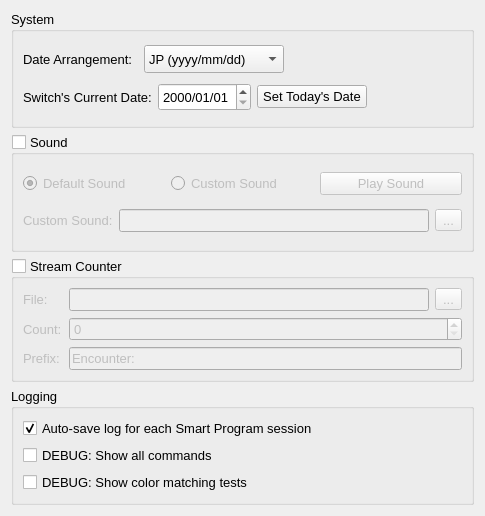
This is smartprogramsetting.ui in brianuuu/AutoControllerHelper as Qt 5 draws it before an edit. The edited form follows.
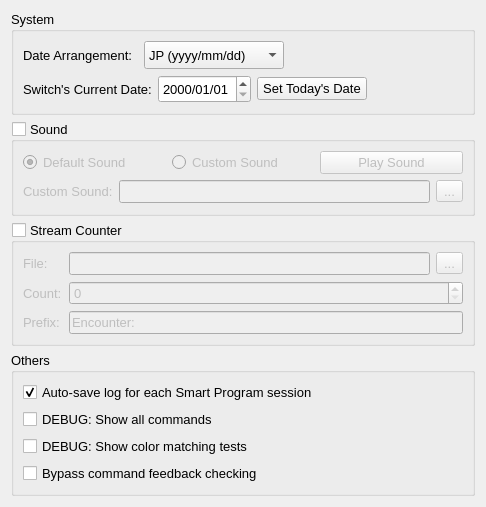
This is the edited form.

Commit message: Add setting to bypass command feedback checking

```diff
--- a/smartprogramsetting.ui
+++ b/smartprogramsetting.ui
@@ -6,8 +6,8 @@
    <rect>
     <x>0</x>
     <y>0</y>
-    <width>485</width>
-    <height>516</height>
+    <width>486</width>
+    <height>507</height>
    </rect>
   </property>
   <property name="font">
@@ -348,7 +348,7 @@
    <item>
     <widget class="QGroupBox" name="groupBox_2">
      <property name="title">
-      <string>Logging</string>
+      <string>Others</string>
      </property>
      <layout class="QVBoxLayout" name="verticalLayout_5">
       <item>
@@ -375,6 +375,13 @@
         </property>
        </widget>
       </item>
+      <item>
+       <widget class="QCheckBox" name="CB_BypassFeedback">
+        <property name="text">
+         <string>Bypass command feedback checking</string>
+        </property>
+       </widget>
+      </item>
      </layout>
     </widget>
    </item>
```
The commit also changes 3 other files.
